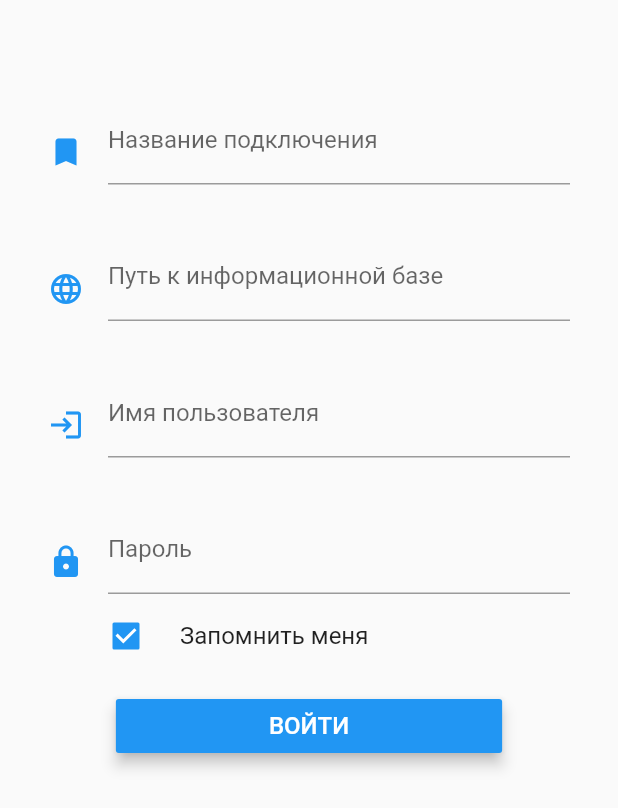
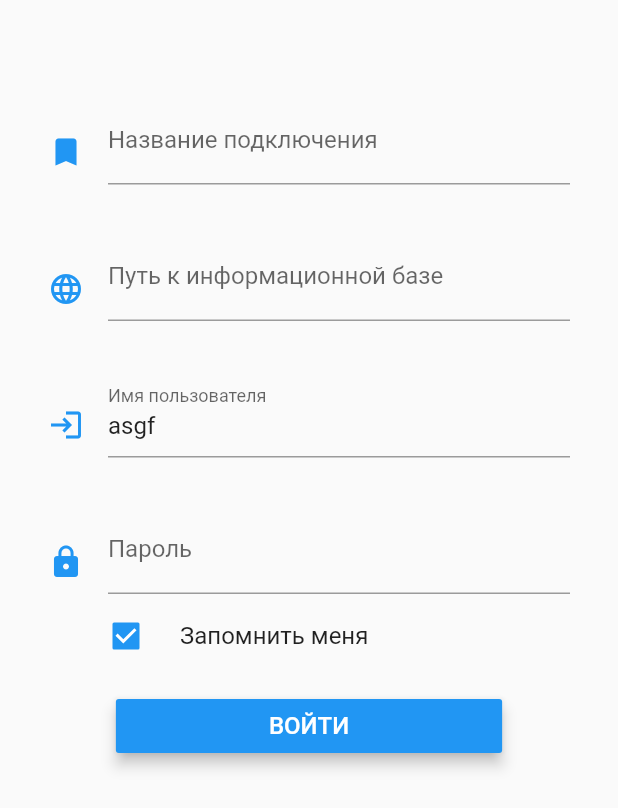
Before and after one commit to RomanXX1/app_events, a Flutter app: the ActivityState widget shown alone on an empty page, opened directly, on a phone screen of 412 x 824 dp. Shown: the top 808 px of the screen. Run offline on Flutter 3.47's test engine with Material 2 defaults, Android fonts, the phone set to English and light mode, and no system bars; our stand-ins replace firebase_messaging, flutter_bloc, shared_preferences; accounts and stored records are empty.

Commit message:
- 28.01.2021

```diff
--- a/lib/activities/enter_actitvities/android/login_activity_android.dart
+++ b/lib/activities/enter_actitvities/android/login_activity_android.dart
@@ -1,5 +1,7 @@
+import 'package:app_events/activities/enter_actitvities/android/work_activity_android.dart';
 import 'package:app_events/server/repository.dart';
 import 'package:flutter/material.dart';
+import 'package:shared_preferences/shared_preferences.dart';
 
 class LoginActivity_Android extends StatelessWidget {
   @override
@@ -22,6 +24,14 @@ class _ActivityStateState extends State<ActivityState> {
   @override
   void initState() {
     super.initState();
+    _loadPrefs();
+  }
+
+  _loadPrefs() async {
+    SharedPreferences prefs = await SharedPreferences.getInstance();
+    setState(() {
+      login = 'asgf';
+    });
   }
 
   @override
@@ -186,7 +196,8 @@ class _Btn_Enter_State extends State<Btn_Enter_State> {
 
   void _enter_or_not(String answer) {
     if (answer == "123") {
-      show_snack_error(context, 'Все отлично. Надо входить в приложение');
+      Navigator.push(context,
+          MaterialPageRoute(builder: (context) => WorkActivity_Android()));
     } else {
       show_snack_error(context, 'Проверьте введенные данные');
     }
--- a/lib/activities/enter_actitvities/android/work_activity_android.dart
+++ b/lib/activities/enter_actitvities/android/work_activity_android.dart
@@ -3,6 +3,8 @@ import 'package:flutter/material.dart';
 class WorkActivity_Android extends StatelessWidget {
   @override
   Widget build(BuildContext context) {
-    return Container();
+    return Container(
+      child: Text('Мы вошли в приложение'),
+    );
   }
 }
--- a/pubspec.yaml
+++ b/pubspec.yaml
@@ -32,6 +32,7 @@ dependencies:
   http: ^0.12.2
   firebase_messaging: ^7.0.3
   platform_device_id: ^0.1.3
+  shared_preferences: ^0.5.6
 
 dev_dependencies:
   flutter_test:
```
Also changed, not shown: pubspec.lock.
